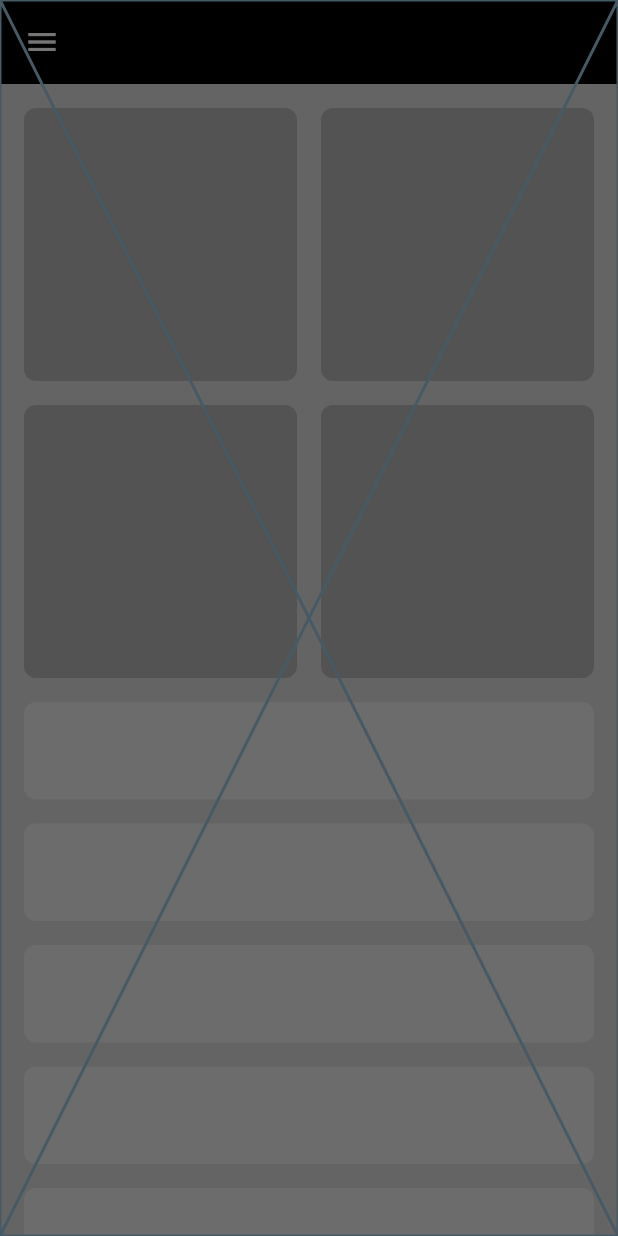
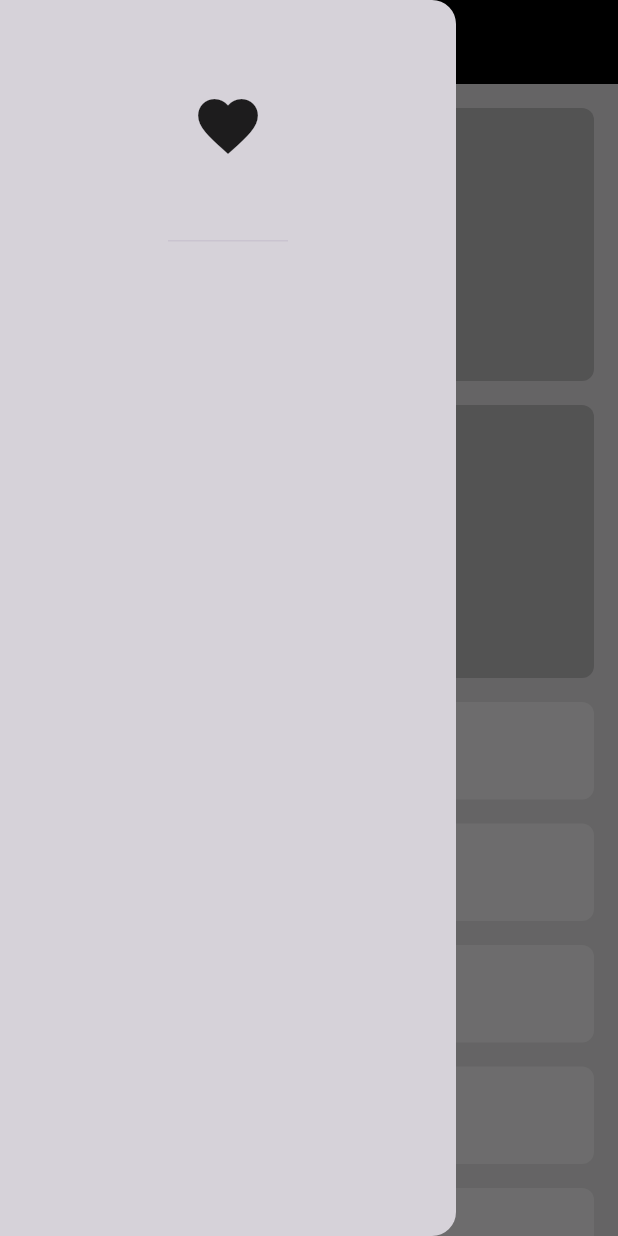
Before and after one commit to KingNarmar/adaptaive_app, a Flutter app: the screen it shows after launch, with the side drawer open, on a phone screen of 412 x 824 dp. Run offline on Flutter 3.47's test engine with Material 3 defaults, Android fonts, the phone set to English and light mode, and no system bars.

Commit message:
Drawer Header Done

```diff
--- a/lib/widgets/custom_drawer.dart
+++ b/lib/widgets/custom_drawer.dart
@@ -5,6 +5,18 @@ class CustomDrawer extends StatelessWidget {
 
   @override
   Widget build(BuildContext context) {
-    return const Placeholder();
+    return const Drawer(
+      backgroundColor: Color(0xffD6D2D9),
+      child: Column(
+        children: [
+          DrawerHeader(
+            child: Icon(
+              Icons.favorite,
+              size: 48,
+            ),
+          ),
+        ],
+      ),
+    );
   }
 }
```
